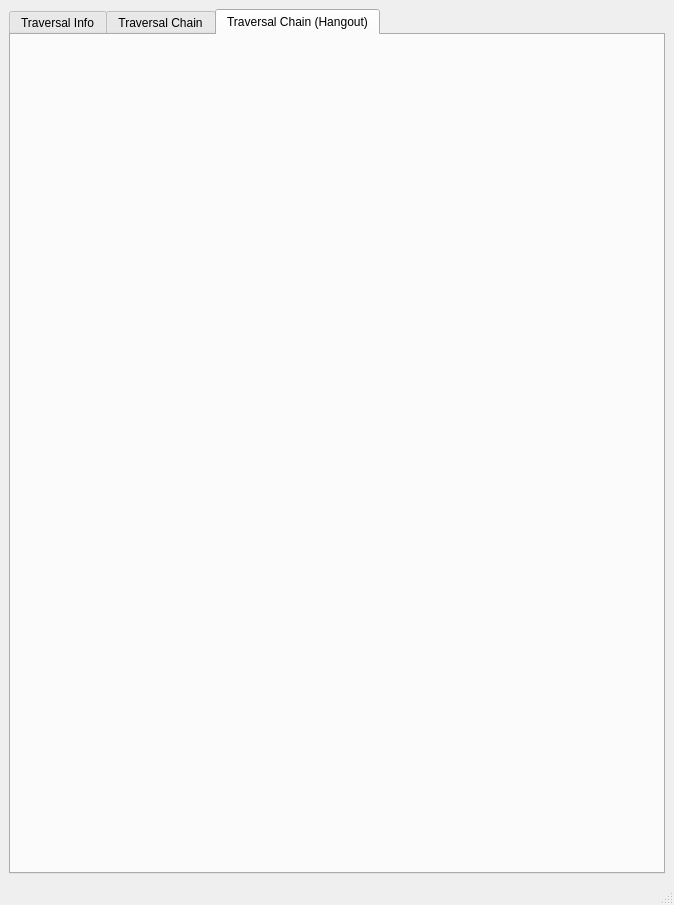
First picture: the form in mainwindow.ui, repository elizabethany/TraversalMaykr-Cpp-GUI, before the edit.
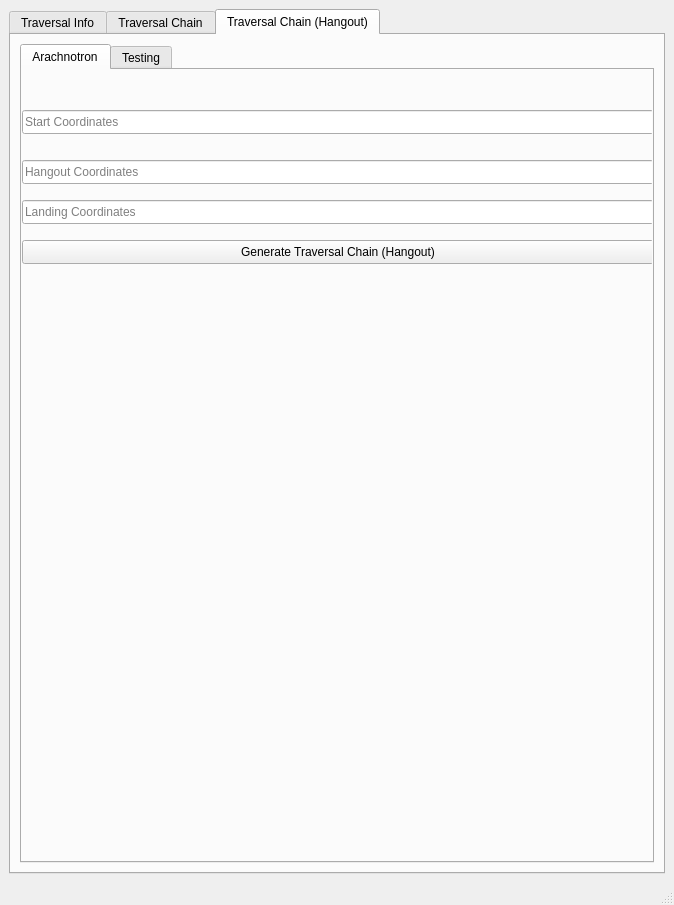
Second picture: the form after the edit. The open tabs and pages were chosen to show the change. Icons and pictures are not drawn.

Commit message: wip traversal hangout generation testing writing entities as objects

```diff
--- a/mainwindow.ui
+++ b/mainwindow.ui
@@ -31,7 +31,7 @@
   </property>
   <widget class="QWidget" name="centralwidget">
    <property name="sizePolicy">
-    <sizepolicy hsizetype="Maximum" vsizetype="Maximum">
+    <sizepolicy hsizetype="Preferred" vsizetype="Preferred">
      <horstretch>0</horstretch>
      <verstretch>0</verstretch>
     </sizepolicy>
@@ -45,6 +45,9 @@
    <layout class="QGridLayout" name="gridLayout_3">
     <item row="0" column="0">
      <widget class="QTabWidget" name="tabWidgetTraversalEntityTypes">
+      <property name="enabled">
+       <bool>true</bool>
+      </property>
       <property name="sizePolicy">
        <sizepolicy hsizetype="Preferred" vsizetype="Preferred">
         <horstretch>0</horstretch>
@@ -1440,8 +1443,11 @@
        </layout>
       </widget>
       <widget class="QWidget" name="tab_TraversalChainHang">
+       <property name="enabled">
+        <bool>true</bool>
+       </property>
        <property name="sizePolicy">
-        <sizepolicy hsizetype="Maximum" vsizetype="Maximum">
+        <sizepolicy hsizetype="Preferred" vsizetype="Preferred">
          <horstretch>0</horstretch>
          <verstretch>0</verstretch>
         </sizepolicy>
@@ -1449,6 +1455,123 @@
        <attribute name="title">
         <string>Traversal Chain (Hangout)</string>
        </attribute>
+       <layout class="QVBoxLayout" name="verticalLayout_3">
+        <item>
+         <layout class="QGridLayout" name="gridLayout_7">
+          <property name="sizeConstraint">
+           <enum>QLayout::SetMaximumSize</enum>
+          </property>
+          <item row="0" column="0">
+           <widget class="QTabWidget" name="tabWidget">
+            <property name="currentIndex">
+             <number>1</number>
+            </property>
+            <widget class="QWidget" name="tab_3">
+             <attribute name="title">
+              <string>Arachnotron</string>
+             </attribute>
+             <widget class="QLineEdit" name="lineEdit_inputStartCoordsHang">
+              <property name="geometry">
+               <rect>
+                <x>0</x>
+                <y>40</y>
+                <width>632</width>
+                <height>24</height>
+               </rect>
+              </property>
+              <property name="text">
+               <string/>
+              </property>
+              <property name="placeholderText">
+               <string>Start Coordinates</string>
+              </property>
+             </widget>
+             <widget class="QLineEdit" name="lineEdit_inputHangCoordsHang">
+              <property name="geometry">
+               <rect>
+                <x>0</x>
+                <y>90</y>
+                <width>632</width>
+                <height>24</height>
+               </rect>
+              </property>
+              <property name="echoMode">
+               <enum>QLineEdit::Normal</enum>
+              </property>
+              <property name="placeholderText">
+               <string>Hangout Coordinates</string>
+              </property>
+             </widget>
+             <widget class="QLineEdit" name="lineEdit_inputLandCoordsHangArac">
+              <property name="geometry">
+               <rect>
+                <x>0</x>
+                <y>130</y>
+                <width>632</width>
+                <height>24</height>
+               </rect>
+              </property>
+              <property name="placeholderText">
+               <string>Landing Coordinates</string>
+              </property>
+             </widget>
+             <widget class="QPushButton" name="pushButton_generateHangout">
+              <property name="geometry">
+               <rect>
+                <x>0</x>
+                <y>170</y>
+                <width>632</width>
+                <height>24</height>
+               </rect>
+              </property>
+              <property name="text">
+               <string>Generate Traversal Chain (Hangout)</string>
+              </property>
+             </widget>
+            </widget>
+            <widget class="QWidget" name="tab_4">
+             <attribute name="title">
+              <string>Testing</string>
+             </attribute>
+             <widget class="QPushButton" name="pushButtonForTesting">
+              <property name="geometry">
+               <rect>
+                <x>70</x>
+                <y>240</y>
+                <width>80</width>
+                <height>24</height>
+               </rect>
+              </property>
+              <property name="text">
+               <string>Push To Test</string>
+              </property>
+             </widget>
+             <widget class="QLineEdit" name="lineEdit">
+              <property name="geometry">
+               <rect>
+                <x>50</x>
+                <y>50</y>
+                <width>113</width>
+                <height>24</height>
+               </rect>
+              </property>
+             </widget>
+             <widget class="QComboBox" name="comboBox">
+              <property name="geometry">
+               <rect>
+                <x>60</x>
+                <y>100</y>
+                <width>151</width>
+                <height>24</height>
+               </rect>
+              </property>
+             </widget>
+            </widget>
+           </widget>
+          </item>
+         </layout>
+        </item>
+       </layout>
       </widget>
      </widget>
     </item>
```
Left out of the diff: 81 changed lines with no effect on the pictures. The commit also changes 3 other files.
